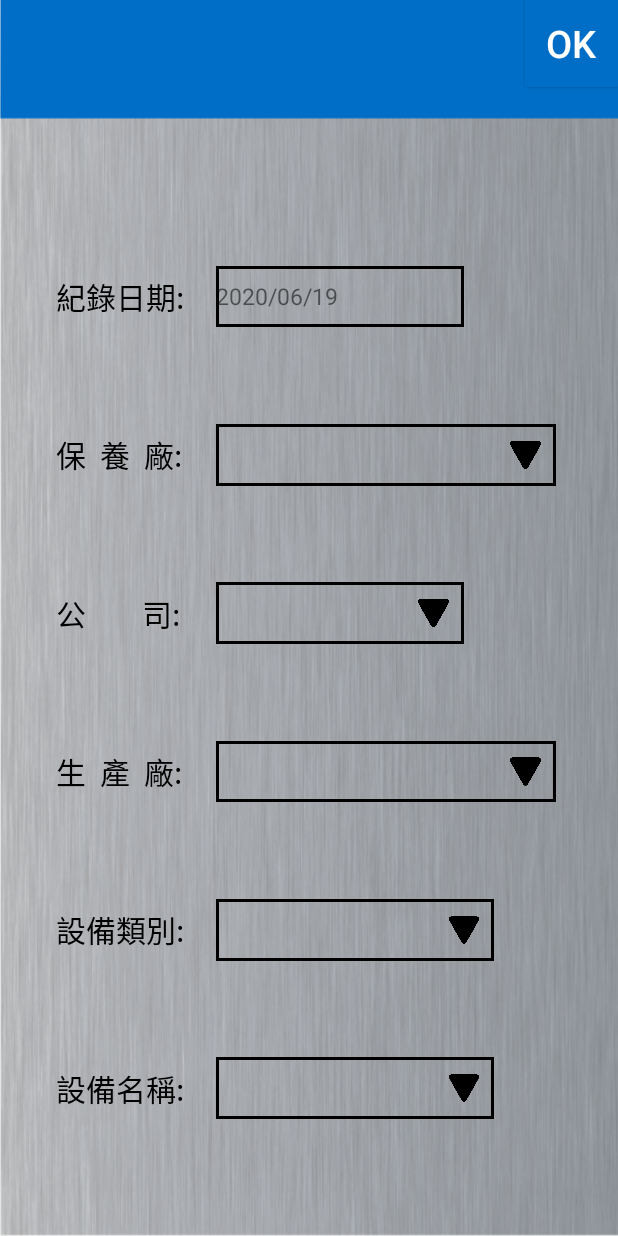
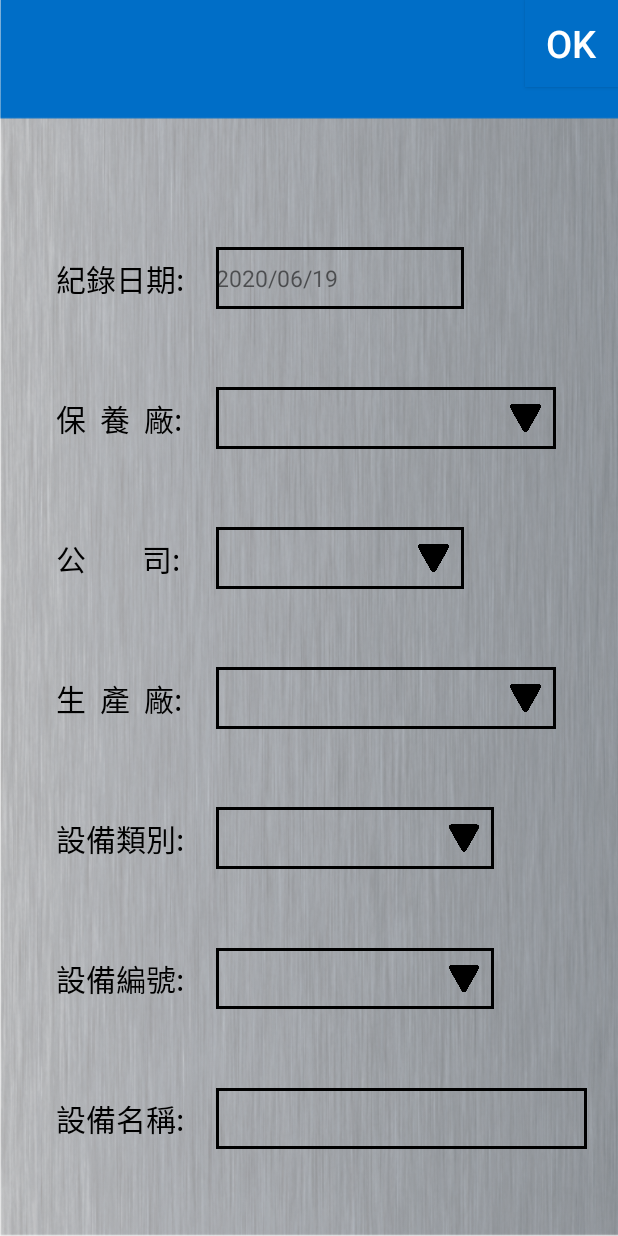
Before and after one commit to yoyo098567/Dagger, an Android app: the AddDeviceActivity screen opened directly, with no data from a screen before it, on a phone screen of 412 x 824 dp. Run offline under Robolectric (Android 15) with nearby library versions, the phone set to English and light mode, and no system bars; our stand-ins replace Dagger/Hilt's generated code, RxJava; network calls fail.

Commit message:
修改account沒值以及加入巡檢功能查詢EQKDNM

```diff
--- a/app/src/main/java/com/example/capturevideoandpictureandsaveandchoose/ui/adddevice/AddDeviceActivity.java
+++ b/app/src/main/java/com/example/capturevideoandpictureandsaveandchoose/ui/adddevice/AddDeviceActivity.java
@@ -5,6 +5,7 @@ import android.content.DialogInterface;
 import android.content.Intent;
 import android.os.Bundle;
 import android.text.format.DateFormat;
+import android.util.Log;
 import android.view.View;
 import android.widget.Button;
 import android.widget.EditText;
@@ -34,7 +35,7 @@ public class AddDeviceActivity extends BaseActivity implements View.OnClickListe
     AddDeviceContract.Presenter<AddDeviceContract.View> mPresenter;
     private TextView textMaintenancePlant,textCompany,textProductionPlant,textDeviceCategory,
            textDeviceNumber;
-    private TextView textRecordDate;
+    private TextView textRecordDate,textDeviceNameValue;
 //    private TextView textFile, textUploadPerson;
 //    private EditText editKeynote;
     private AddDeviceData mAddDeviceData;
@@ -53,6 +54,7 @@ public class AddDeviceActivity extends BaseActivity implements View.OnClickListe
         account = intent.getStringExtra("account");
         init();
         mPresenter.onAttached(this);
+        mPresenter.setUserId(account);
     }
 
     @Override
@@ -65,6 +67,7 @@ public class AddDeviceActivity extends BaseActivity implements View.OnClickListe
         textDeviceCategory = findViewById(R.id.text_value_device_category);
         textDeviceNumber = findViewById(R.id.text_value_device_number);
         textRecordDate = findViewById(R.id.text_record_date_data);
+        textDeviceNameValue=findViewById(R.id.text_device_name_value);
 //        textFile = findViewById(R.id.text_file_data);
 //        textUploadPerson = findViewById(R.id.text_upload_person_data);
 //        editKeynote=findViewById(R.id.edit_keynote_data);
@@ -224,7 +227,8 @@ public class AddDeviceActivity extends BaseActivity implements View.OnClickListe
     private DialogInterface.OnClickListener onDeciceDialogItemClick = new DialogInterface.OnClickListener() {
         @Override
         public void onClick(DialogInterface dialog, int which) {
-            textDeviceNumber.setText(mAddDeviceData.getmEQNODataList().get(which).getmEQNM());
+            textDeviceNumber.setText(mAddDeviceData.getmEQNODataList().get(which).getmEQNO());
+            textDeviceNameValue.setText(mAddDeviceData.getmEQNODataList().get(which).getmEQNM());
             mChooseDeviceItemData.setEQNO(mAddDeviceData.getmEQNODataList().get(which).getmEQNO());
             mChooseDeviceItemData.setEQNM(mAddDeviceData.getmEQNODataList().get(which).getmEQNM());
         }
--- a/app/src/main/java/com/example/capturevideoandpictureandsaveandchoose/ui/adddevice/AddDeviceContract.java
+++ b/app/src/main/java/com/example/capturevideoandpictureandsaveandchoose/ui/adddevice/AddDeviceContract.java
@@ -21,6 +21,7 @@ public interface AddDeviceContract {
     }
 
     interface Presenter<V extends AddDeviceContract.View> extends BaseAttacher<V> {
+        void setUserId(String account);
         void onGetCOData();
         void onGetMNTFCTData();
         void onGetPMFCTData(String mMNTCO,String mMNTFCT);
--- a/app/src/main/java/com/example/capturevideoandpictureandsaveandchoose/ui/adddevice/AddDevicePresenter.java
+++ b/app/src/main/java/com/example/capturevideoandpictureandsaveandchoose/ui/adddevice/AddDevicePresenter.java
@@ -37,7 +37,7 @@ public class AddDevicePresenter<V extends AddDeviceContract.View> extends BasePr
     private String KEY_SEARCH_PMFCT = "25d5cf12-a1aa-428b-8297-3dc042580e24";
     private String KEY_SEARCH_EQKD = "378540a4-6d39-448d-ad34-1db12e61550a";
     private String KEY_SEARCH_EQNO = "568c47b1-a332-49ee-929a-6f3cc7c7303c";
-    private String USER_ID = "N123456789";
+    private String account = "";
 
     @Inject
     public AddDevicePresenter(ApiService api, ErpAPI erpAPI, SchedulerProvider schedulerProvider, CompositeDisposable compositeDisposable) {
@@ -45,10 +45,15 @@ public class AddDevicePresenter<V extends AddDeviceContract.View> extends BasePr
     }
 
     @Override
+    public void setUserId(String account) {
+        this.account=account;
+    }
+
+    @Override
     public void onGetCOData() {
         getView().showProgressDialog("讀取中");
         String url = getView().getResourceString(R.string.api_on_getCO);
-        final CORequest mCORequest = new CORequest(KEY_SEARCH_CO, USER_ID);
+        final CORequest mCORequest = new CORequest(KEY_SEARCH_CO, account);
         getCompositeDisposable().add(getApiService().getCO(url, mCORequest)
                 .subscribeOn(getSchedulerProvider().io())
                 .observeOn(getSchedulerProvider().ui())
@@ -79,7 +84,7 @@ public class AddDevicePresenter<V extends AddDeviceContract.View> extends BasePr
     public void onGetMNTFCTData() {
         getView().showProgressDialog("讀取中");
         String url = getView().getResourceString(R.string.api_on_getMNTFCT);
-        MNTFCTRequest mMNTFCTRequest = new MNTFCTRequest(KEY_SEARCH_MNTFCT, USER_ID);
+        MNTFCTRequest mMNTFCTRequest = new MNTFCTRequest(KEY_SEARCH_MNTFCT, account);
         getCompositeDisposable().add(getApiService().getMNTFCT(url, mMNTFCTRequest)
                 .subscribeOn(getSchedulerProvider().io())
                 .observeOn(getSchedulerProvider().ui())
@@ -109,7 +114,7 @@ public class AddDevicePresenter<V extends AddDeviceContract.View> extends BasePr
     @Override
     public void onGetPMFCTData(String MNTCO, String MNTFCT) {
         getView().showProgressDialog("讀取中");
-        PMFCTRequest mPMFCTRequest = new PMFCTRequest(KEY_SEARCH_PMFCT, USER_ID, MNTCO, MNTFCT);
+        PMFCTRequest mPMFCTRequest = new PMFCTRequest(KEY_SEARCH_PMFCT, account, MNTCO, MNTFCT);
         String url = getView().getResourceString(R.string.api_on_getPMFCT);
         getCompositeDisposable().add(getApiService().getPMFCT(url, mPMFCTRequest)
                 .subscribeOn(getSchedulerProvider().io())
@@ -144,7 +149,7 @@ public class AddDevicePresenter<V extends AddDeviceContract.View> extends BasePr
     @Override
     public void onGetEQKDData(String CO,String PMFCT) {
         getView().showProgressDialog("讀取中");
-        EQKDRequest mEQKDRequest = new EQKDRequest(KEY_SEARCH_EQKD, USER_ID, CO, PMFCT);
+        EQKDRequest mEQKDRequest = new EQKDRequest(KEY_SEARCH_EQKD, account, CO, PMFCT);
         String url = getView().getResourceString(R.string.api_on_getEQKD);
         getCompositeDisposable().add(getApiService().getEQKD(url, mEQKDRequest)
                 .subscribeOn(getSchedulerProvider().io())
@@ -179,7 +184,7 @@ public class AddDevicePresenter<V extends AddDeviceContract.View> extends BasePr
     @Override
     public void onGetEQNOData(String CO,String PMFCT,String EQKD) {
         getView().showProgressDialog("讀取中");
-        EQNORequest mEQNORequest=new EQNORequest(KEY_SEARCH_EQNO, USER_ID, CO, PMFCT, EQKD);
+        EQNORequest mEQNORequest=new EQNORequest(KEY_SEARCH_EQNO, account, CO, PMFCT, EQKD);
         String url = getView().getResourceString(R.string.api_on_getEQNO);
         getCompositeDisposable().add(getApiService().getEQNO(url, mEQNORequest)
                 .subscribeOn(getSchedulerProvider().io())
--- a/app/src/main/java/com/example/capturevideoandpictureandsaveandchoose/ui/choosedevice/ChooseDeviceActivity.java
+++ b/app/src/main/java/com/example/capturevideoandpictureandsaveandchoose/ui/choosedevice/ChooseDeviceActivity.java
@@ -79,7 +79,7 @@ public class ChooseDeviceActivity extends BaseActivity implements ChooseDeviceCo
         switch (view.getId()) {
             case R.id.btn_add:
                 Intent intent = new Intent(this, AddDeviceActivity.class);
-                intent.putExtra("account","N000054949");
+                intent.putExtra("account",account);
                 startActivityForResult(intent, ADD_DEVICE_NUMBER);
                 break;
             case R.id.btn_delete:
@@ -129,7 +129,6 @@ public class ChooseDeviceActivity extends BaseActivity implements ChooseDeviceCo
     {
         if (keyCode == KeyEvent.KEYCODE_BACK )
         {
-            Log.e("ggggg","Wwww");
             Intent resultIntent = new Intent();
             resultIntent.putExtra("NonInspectionWorkDevice",chooseDeviceItemDataList);
             setResult(RESULT_OK, resultIntent);
--- a/app/src/main/java/com/example/capturevideoandpictureandsaveandchoose/ui/main/MainContract.java
+++ b/app/src/main/java/com/example/capturevideoandpictureandsaveandchoose/ui/main/MainContract.java
@@ -11,11 +11,13 @@ import com.example.capturevideoandpictureandsaveandchoose.utils.api.apidata.sear
 public interface MainContract {
     interface View extends BaseView {
         void onNonService();
+        void onSetEQKDNMData(String EQKDNM,int ispickImage);
     }
 
     interface Presenter<V extends MainContract.View> extends BaseAttacher<V> {
         void onGetDisposableToken(String DeviceId);
         void onAddChkInfo(ChooseDeviceItemData mChooseDeviceItemData);
+        void onGetEQKDData(String account,String CO,String PMFCT,String EQKD,int ispickImage);
         String getDisposableToken();
     }
 }
--- a/app/src/main/res/layout/activity_add_device.xml
+++ b/app/src/main/res/layout/activity_add_device.xml
@@ -59,14 +59,14 @@
         android:id="@+id/text_record_date_data"
         android:layout_width="0dp"
         android:layout_height="0dp"
+        android:background="@drawable/bg_add_device_rectangle"
+        android:gravity="center_vertical"
         android:textSize="15sp"
-        android:gravity="center_vertical"
-        android:background="@drawable/bg_add_device_rectangle"
         app:layout_constraintBottom_toBottomOf="@id/text_record_date"
+        app:layout_constraintHeight_percent="0.05"
         app:layout_constraintStart_toEndOf="@id/guide_line_vertical_35"
         app:layout_constraintTop_toTopOf="@id/text_record_date"
-        app:layout_constraintWidth_percent="0.4"
-        app:layout_constraintHeight_percent="0.05"/>
+        app:layout_constraintWidth_percent="0.4" />
 
 
     <!--  保養廠  -->
@@ -86,14 +86,14 @@
         android:id="@+id/text_value_maintenance_plant"
         android:layout_width="0dp"
         android:layout_height="0dp"
+        android:background="@drawable/bg_add_device_rectangle"
+        android:gravity="center_vertical"
         android:textSize="15sp"
-        android:gravity="center_vertical"
-        android:background="@drawable/bg_add_device_rectangle"
         app:layout_constraintBottom_toBottomOf="@id/text_maintenance_plant"
+        app:layout_constraintHeight_percent="0.05"
         app:layout_constraintStart_toEndOf="@id/guide_line_vertical_35"
         app:layout_constraintTop_toTopOf="@id/text_maintenance_plant"
-        app:layout_constraintWidth_percent="0.55"
-        app:layout_constraintHeight_percent="0.05"/>
+        app:layout_constraintWidth_percent="0.55" />
 
     <ImageView
         android:layout_width="0dp"
@@ -124,14 +124,14 @@
         android:id="@+id/text_value_company"
         android:layout_width="0dp"
         android:layout_height="0dp"
+        android:background="@drawable/bg_add_device_rectangle"
+        android:gravity="center_vertical"
         android:textSize="15sp"
-        android:gravity="center_vertical"
-        android:background="@drawable/bg_add_device_rectangle"
         app:layout_constraintBottom_toBottomOf="@id/text_company"
+        app:layout_constraintHeight_percent="0.05"
         app:layout_constraintStart_toEndOf="@id/guide_line_vertical_35"
         app:layout_constraintTop_toTopOf="@id/text_company"
-        app:layout_constraintWidth_percent="0.4"
-        app:layout_constraintHeight_percent="0.05"/>
+        app:layout_constraintWidth_percent="0.4" />
 
     <ImageView
         android:layout_width="0dp"
@@ -161,14 +161,14 @@
         android:id="@+id/text_value_production_plant"
         android:layout_width="0dp"
         android:layout_height="0dp"
+        android:background="@drawable/bg_add_device_rectangle"
+        android:gravity="center_vertical"
         android:textSize="15sp"
-        android:gravity="center_vertical"
-        android:background="@drawable/bg_add_device_rectangle"
         app:layout_constraintBottom_toBottomOf="@id/text_production_plant"
+        app:layout_constraintHeight_percent="0.05"
         app:layout_constraintStart_toEndOf="@id/guide_line_vertical_35"
         app:layout_constraintTop_toTopOf="@id/text_production_plant"
-        app:layout_constraintWidth_percent="0.55"
-        app:layout_constraintHeight_percent="0.05"/>
+        app:layout_constraintWidth_percent="0.55" />
 
     <ImageView
         android:id="@+id/imageView"
@@ -199,14 +199,14 @@
         android:id="@+id/text_value_device_category"
         android:layout_width="0dp"
         android:layout_height="0dp"
+        android:background="@drawable/bg_add_device_rectangle"
+        android:gravity="center_vertical"
         android:textSize="15sp"
-        android:gravity="center_vertical"
-        android:background="@drawable/bg_add_device_rectangle"
         app:layout_constraintBottom_toBottomOf="@id/text_device_category"
+        app:layout_constraintHeight_percent="0.05"
         app:layout_constraintStart_toEndOf="@id/guide_line_vertical_35"
         app:layout_constraintTop_toTopOf="@id/text_device_category"
-        app:layout_constraintWidth_percent="0.45"
-        app:layout_constraintHeight_percent="0.05"/>
+        app:layout_constraintWidth_percent="0.45" />
 
     <ImageView
         android:id="@+id/imageView2"
@@ -227,10 +227,10 @@
         android:layout_width="wrap_content"
         android:layout_height="wrap_content"
         android:layout_marginBottom="8dp"
-        android:text="@string/device_name"
+        android:text="@string/device_number"
         android:textColor="@color/black"
         android:textSize="20sp"
-        app:layout_constraintBottom_toBottomOf="parent"
+        app:layout_constraintBottom_toBottomOf="@id/text_value_device_name"
         app:layout_constraintStart_toEndOf="@id/guide_line_vertical_9"
         app:layout_constraintTop_toBottomOf="@id/text_device_category" />
 
@@ -238,14 +238,14 @@
         android:id="@+id/text_value_device_number"
         android:layout_width="0dp"
         android:layout_height="0dp"
+        android:background="@drawable/bg_add_device_rectangle"
+        android:gravity="center_vertical"
         android:textSize="15sp"
-        android:gravity="center_vertical"
-        android:background="@drawable/bg_add_device_rectangle"
         app:layout_constraintBottom_toBottomOf="@id/text_device_number"
+        app:layout_constraintHeight_percent="0.05"
         app:layout_constraintStart_toEndOf="@id/guide_line_vertical_35"
         app:layout_constraintTop_toTopOf="@id/text_device_number"
-        app:layout_constraintWidth_percent="0.45"
-        app:layout_constraintHeight_percent="0.05"/>
+        app:layout_constraintWidth_percent="0.45" />
 
     <ImageView
         android:layout_width="0dp"
@@ -257,6 +257,34 @@
         app:layout_constraintHeight_percent="0.05"
         app:layout_constraintTop_toTopOf="@id/text_value_device_number"
         app:layout_constraintWidth_percent="0.05" />
+
+    <!--  設備名稱  -->
+
+    <TextView
+        android:id="@+id/text_value_device_name"
+        android:layout_width="wrap_content"
+        android:layout_height="wrap_content"
+        android:text="設備名稱: "
+        android:textColor="@color/black"
+        android:textSize="20sp"
+        app:layout_constraintBottom_toBottomOf="parent"
+        app:layout_constraintStart_toEndOf="@id/guide_line_vertical_9"
+        app:layout_constraintTop_toBottomOf="@id/text_device_number" />
+
+    <TextView
+        android:id="@+id/text_device_name_value"
+        android:layout_width="0dp"
+        android:layout_height="0dp"
+        android:background="@drawable/bg_add_device_rectangle"
+        android:gravity="center_vertical"
+        android:maxLines="1"
+        android:paddingStart="10dp"
+        android:textSize="15sp"
+        app:layout_constraintBottom_toBottomOf="@id/text_value_device_name"
+        app:layout_constraintHeight_percent="0.05"
+        app:layout_constraintStart_toEndOf="@id/guide_line_vertical_35"
+        app:layout_constraintTop_toTopOf="@id/text_value_device_name"
+        app:layout_constraintWidth_percent="0.6" />
 
     <!--  主旨說明  -->
 
@@ -358,10 +386,10 @@
         android:layout_height="0dp"
         android:background="#006EC7"
         android:text="@string/upload"
+        android:textColor="@color/white"
         android:textSize="25sp"
-        android:textColor="@color/white"
+        app:layout_constraintEnd_toEndOf="parent"
         app:layout_constraintHeight_percent="0.07"
-        app:layout_constraintEnd_toEndOf="parent"
         app:layout_constraintWidth_percent="0.15" />
 
 
--- a/app/src/main/res/values/strings.xml
+++ b/app/src/main/res/values/strings.xml
@@ -63,7 +63,7 @@
     <string name="add_device_no_data_keynote">主旨說明還未填寫</string>
     <string name="add_device_no_data_file">檔案還未選擇</string>
 
-    <string name="add_device_error">查詢資料失敗，請重試或檢查網路狀態，或檢查資料是否正確</string>
+    <string name="add_device_error">查詢資料失敗，請重試或檢查網路狀態。</string>
     <string name="auto_login_error_message">巡檢取得不到資料，無法自動登入</string>
     <string name="get_inspection_data_error_message">無法取得巡檢資料</string>
     <string name="upload_device_data_is_null">無設備資料，無法上傳檔案</string>
```
Also changed, not shown: app/src/main/java/com/example/capturevideoandpictureandsaveandchoose/ui/deviceinformation/DeviceInformationActivity.java (+1 -7 lines), app/src/main/java/com/example/capturevideoandpictureandsaveandchoose/ui/login/LoginActivity.java (+5 -7 lines), app/src/main/java/com/example/capturevideoandpictureandsaveandchoose/ui/main/MainActivity.java (+95 -41 lines), app/src/main/java/com/example/capturevideoandpictureandsaveandchoose/ui/main/MainPresenter.java (+51 -4 lines), app/src/main/java/com/example/capturevideoandpictureandsaveandchoose/utils/service/TeleportService.java (+26 -22 lines). Lines whose indentation alone changed are shown as unchanged.
